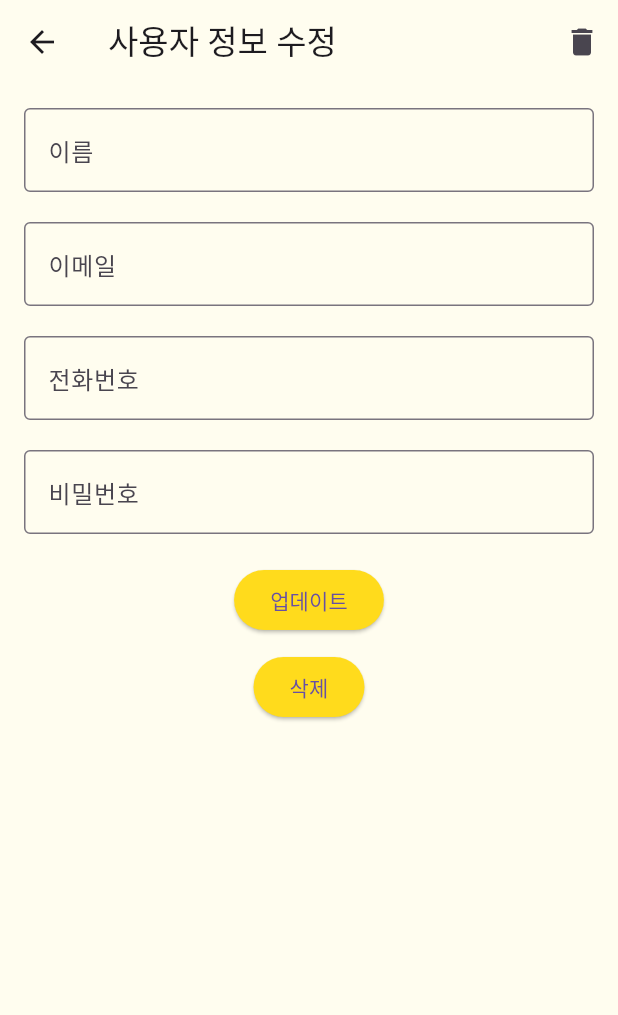
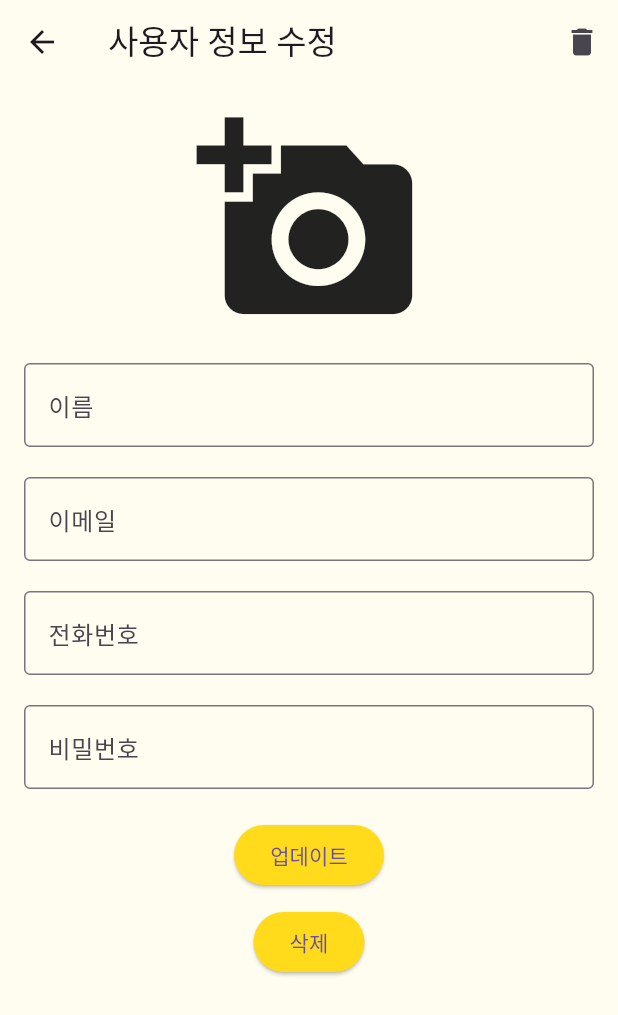
Before and after one commit to vvyejivv/wooki, a Flutter app: the UserEditScreen screen opened directly with empty values, on a phone screen of 412 x 824 dp. Shown: the top 1015 px of the screen. Run offline on Flutter 3.47's test engine with Material 3 defaults, Android fonts, the phone set to English and light mode, and no system bars; our stand-ins replace cloud_firestore, file_picker, firebase_auth, firebase_core, firebase_dynamic_links, firebase_storage and 10 more; missing offline and left inert: flutter_naver_login, kakao_flutter_sdk, kakao_flutter_sdk_common; accounts and stored records are empty; Roboto replaces fonts that are missing (Pretendard); project files that could hold a hidden picture were left out.

Commit message:
240527 기본이미지 수정 기능 추가

```diff
--- a/lib/Join/Join1.dart
+++ b/lib/Join/Join1.dart
@@ -137,9 +137,6 @@ class _JoinScreenState extends State<JoinScreen> {
     }
   }
 
-
-
-
   void _register() async {
     if (!_isVerified) {
       _showSnackBar(context,'먼저 인증을 완료하세요.');
@@ -186,7 +183,7 @@ class _JoinScreenState extends State<JoinScreen> {
         'email': _email.text,
         'phone': _phone.text,
         'todayDate': FieldValue.serverTimestamp(), // 서버 타임스탬프 사용
-        'imagePath': 'https://console.firebase.google.com/u/1/project/wooki-3f810/storage/wooki-3f810.appspot.com/files/~2Fimages?hl=ko', // 이미지 경로 추가
+        'imagePath': 'https://firebasestorage.googleapis.com/v0/b/wooki-3f810.appspot.com/o/images%2FprofileImage.jpg?alt=media&token=465c06f2-7f99-46d7-8b5b-f506166a247b', // 이미지 경로 추가
         'family': false, // family 필드 추가
         'isAdmin' :false, // admin 필드 추가
         'familyLinked' :false,
--- a/lib/Join/JoinEdit.dart
+++ b/lib/Join/JoinEditDelete.dart
@@ -1,6 +1,8 @@
 import 'package:cloud_firestore/cloud_firestore.dart';
 import 'package:firebase_core/firebase_core.dart';
 import 'package:flutter/material.dart';
+import 'package:image_picker/image_picker.dart';
+import 'dart:io';
 import '../firebase_options.dart';
 
 void main() async {
@@ -41,8 +43,9 @@ class UserListScreen extends StatelessWidget {
             return Center(child: Text('데이터를 불러오는 중 오류가 발생했습니다.'));
           }
 
-          // 'name' 필드가 있는 문서만 필터링
-          final users = snapshot.data!.docs.where((doc) => (doc.data() as Map<String, dynamic>).containsKey('name')).toList();
+          final users = snapshot.data!.docs
+              .where((doc) => (doc.data() as Map<String, dynamic>).containsKey('name'))
+              .toList();
 
           return ListView.builder(
             itemCount: users.length,
@@ -85,6 +88,7 @@ class _UserEditScreenState extends State<UserEditScreen> {
   final TextEditingController _emailController = TextEditingController();
   final TextEditingController _phoneController = TextEditingController();
   final TextEditingController _passwordController = TextEditingController();
+  late String _imageURL;
 
   @override
   void initState() {
@@ -93,6 +97,17 @@ class _UserEditScreenState extends State<UserEditScreen> {
     _emailController.text = widget.user['email'];
     _phoneController.text = widget.user['phone'];
     _passwordController.text = widget.user['pwd'];
+    _imageURL = widget.user['imagePath'];
+  }
+
+  Future<void> _pickImage() async {
+    final pickedFile = await ImagePicker().pickImage(source: ImageSource.gallery);
+
+    if (pickedFile != null) {
+      setState(() {
+        _imageURL = pickedFile.path;
+      });
+    }
   }
 
   void _updateUser() async {
@@ -102,6 +117,7 @@ class _UserEditScreenState extends State<UserEditScreen> {
         'email': _emailController.text,
         'phone': _phoneController.text,
         'pwd': _passwordController.text,
+        'imagePath': _imageURL,
       });
       ScaffoldMessenger.of(context).showSnackBar(
         SnackBar(content: Text('정보가 업데이트되었습니다.')),
@@ -144,8 +160,32 @@ class _UserEditScreenState extends State<UserEditScreen> {
       ),
       body: Padding(
         padding: EdgeInsets.all(16.0),
+        child: SingleChildScrollView(
           child: Column(
             children: [
+              GestureDetector(
+                onTap: () {
+                  _pickImage();
+                },
+                child: _imageURL.isNotEmpty
+                    ? ClipOval(
+                  child: _imageURL.startsWith('http')
+                      ? Image.network(
+                    _imageURL,
+                    height: 150,
+                    width: 150,
+                    fit: BoxFit.cover,
+                  )
+                      : Image.file(
+                    File(_imageURL),
+                    height: 150,
+                    width: 150,
+                    fit: BoxFit.cover,
+                  ),
+                )
+                    : Icon(Icons.add_a_photo, size: 150),
+              ),
+              SizedBox(height: 20),
               TextField(
                 controller: _nameController,
                 decoration: InputDecoration(
@@ -197,6 +237,7 @@ class _UserEditScreenState extends State<UserEditScreen> {
             ],
           ),
         ),
+      ),
     );
   }
 }
```
Lines whose indentation alone changed are shown as unchanged.
